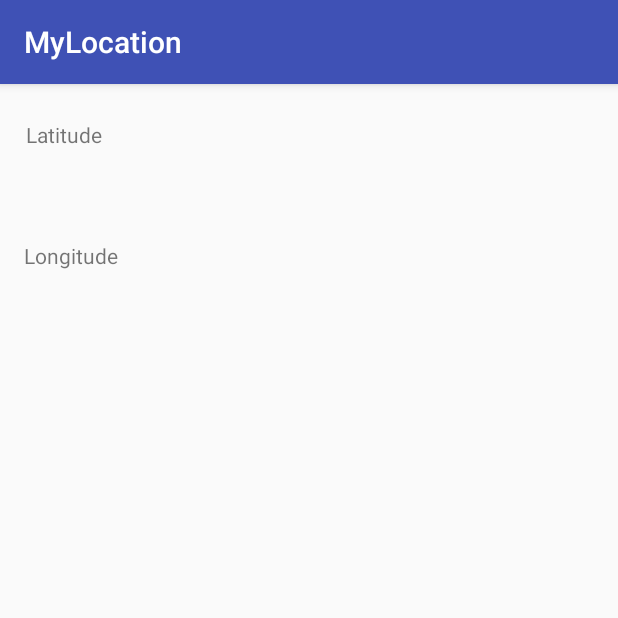
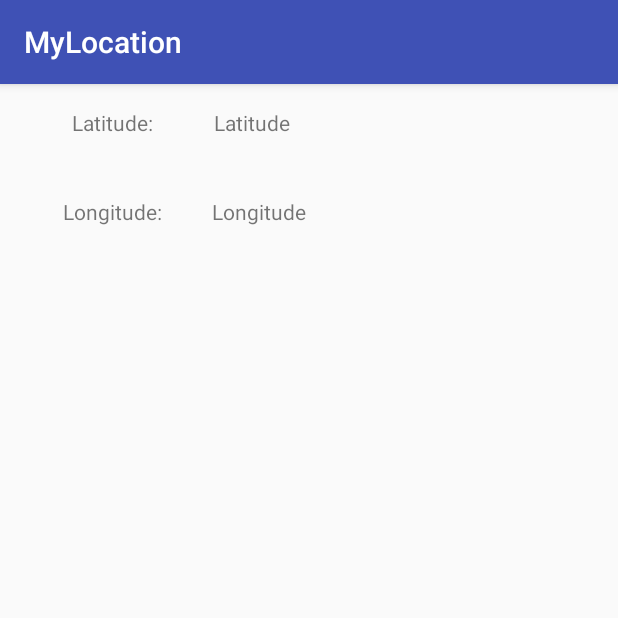
Before and after one commit to MGLabs/MyLocation, an Android app: the screen it shows after launch (MainActivity), on a phone screen of 412 x 824 dp, the top half of it. Run offline under Robolectric (Android 15) with nearby library versions, the phone set to English and light mode, and no system bars.

Commit message:
Added: - comments - DetectedActivtiesIntent activity

```diff
--- a/app/src/main/AndroidManifest.xml
+++ b/app/src/main/AndroidManifest.xml
@@ -21,6 +21,9 @@
         <meta-data
             android:name="com.google.android.geo.API_KEY"
             android:value="AIzaSyDBficb2FJVg36scVysXV4-0IvY_K8yJg0" />
+        <meta-data
+            android:name="com.google.android.gms.version"
+            android:value="@integer/google_play_services_version" />
 
     </application>
 
--- /dev/null
+++ b/app/src/main/java/com/mglabs/mylocation/DetectedActivtiesintentService.java
@@ -0,0 +1,4 @@
+package com.mglabs.mylocation;
+
+public class DetectedActivtiesintentService {
+}
--- a/app/src/main/java/com/mglabs/mylocation/MainActivity.java
+++ b/app/src/main/java/com/mglabs/mylocation/MainActivity.java
@@ -1,9 +1,7 @@
 package com.mglabs.mylocation;
 
-import android.annotation.SuppressLint;
 import android.location.Location;
 import android.support.annotation.NonNull;
-import android.support.annotation.Nullable;
 import android.support.v7.app.AppCompatActivity;
 import android.os.Bundle;
 import android.util.Log;
@@ -18,10 +16,11 @@ import com.google.android.gms.location.LocationServices;
 public class MainActivity extends AppCompatActivity implements GoogleApiClient.ConnectionCallbacks, GoogleApiClient.OnConnectionFailedListener,
         LocationListener {
 
-    private  final String LOG_TAG = "MgTestApp";
+    private  final String LOG_TAG = "MGTestApp";
 
     private TextView txtLatitude;
     private TextView txtLongitude;
+    private Location mLastLocation;
     private GoogleApiClient mGoogleApiClient;
     private LocationRequest mLocationRequest;
 
@@ -30,23 +29,27 @@ public class MainActivity extends AppCompatActivity implements GoogleApiClient.C
         super.onCreate(savedInstanceState);
         setContentView(R.layout.activity_main);
 
-        //GoogleApiClient to talk to Google Services
+        txtLatitude = findViewById(R.id.txtLatitude);
+        txtLongitude = findViewById(R.id.txtLongitude);
+        buildGoogleApiClient();
+    }
+
+    //Custom method to create an instance of the GoogleApiClient to talk to Google Services
+    protected synchronized void buildGoogleApiClient() {
         mGoogleApiClient = new GoogleApiClient.Builder(this)
                 .addApi(LocationServices.API)
                 .addConnectionCallbacks(this)
                 .addOnConnectionFailedListener(this)
                 .build();
-
-        txtLatitude = findViewById(R.id.txtLatitude);
-        txtLongitude = findViewById(R.id.txtLongitude);
-Log.i(LOG_TAG, "onCreate method");
     }
 
     @Override
     protected void onStart() {
         super.onStart();
         //Connect the client
-        mGoogleApiClient.connect();
+        mGoogleApiClient.connect();  //when this is done (successfully), it'll fire the onConnected.
+                                    // Otherwise it'll fire onConnectionFailed. If it did connect but something went wrong,
+                                    //it'll fire onConnectionSuspended
     }
 
     @Override
@@ -60,22 +63,13 @@ Log.i(LOG_TAG, "onCreate method");
 
     @Override
     public void onConnected(Bundle bundle) {
+        //whenever we need continuos updates, we want a LocationRequest
         mLocationRequest = LocationRequest.create();
-        mLocationRequest.setPriority(LocationRequest.PRIORITY_HIGH_ACCURACY);
+        mLocationRequest.setPriority(LocationRequest.PRIORITY_HIGH_ACCURACY);   //ricorda che il manifest sovrascrive questi settings
         mLocationRequest.setInterval(1000);         //update location every second
         Log.i(LOG_TAG, "on CONNECTED method");
 
         LocationServices.FusedLocationApi.requestLocationUpdates(mGoogleApiClient, mLocationRequest, this);
-    }
-
-    @Override
-    public void onLocationChanged(Location location) {
-        //LocationServices.FusedLocationApi.requestLocationUpdates(mGoogleApiClient, mLocationRequest, this);
-        Log.i(LOG_TAG, "on location CHANGED method");
-
-        //txtOutput.setText(location.toString());
-        txtLatitude.setText("Latitude: " + Double.toString((location.getLatitude())));
-        txtLongitude.setText("Longitude: " + Double.toString((location.getLongitude())));
     }
 
     @Override
@@ -85,8 +79,17 @@ Log.i(LOG_TAG, "onCreate method");
 
     @Override
     public void onConnectionFailed(@NonNull ConnectionResult connectionResult) {
-        Log.i(LOG_TAG, "Non si connetteee!");
+        Log.i(LOG_TAG, connectionResult.getErrorMessage());
 
+    }
+
+    @Override
+    public void onLocationChanged(Location location) {
+        Log.i(LOG_TAG, "on location CHANGED method");
+
+        //txtOutput.setText(location.toString());
+        txtLatitude.setText(Double.toString((location.getLatitude())));
+        txtLongitude.setText(Double.toString((location.getLongitude())));
     }
 
 
--- a/app/src/main/res/layout/activity_main.xml
+++ b/app/src/main/res/layout/activity_main.xml
@@ -4,34 +4,46 @@
     xmlns:tools="http://schemas.android.com/tools"
     android:layout_width="match_parent"
     android:layout_height="match_parent"
-    tools:context=".MainActivity">
+    tools:context=".MainActivity"
+    tools:layout_editor_absoluteY="81dp">
 
     <TextView
         android:id="@+id/txtLatitude"
         android:layout_width="wrap_content"
         android:layout_height="wrap_content"
+        android:layout_marginStart="1dp"
+        android:layout_marginTop="16dp"
         android:text="Latitude"
-        app:layout_constraintBottom_toBottomOf="parent"
-        app:layout_constraintEnd_toEndOf="parent"
-        app:layout_constraintHorizontal_bias="0.048"
-        app:layout_constraintLeft_toLeftOf="parent"
-        app:layout_constraintRight_toRightOf="parent"
-        app:layout_constraintStart_toStartOf="parent"
-        app:layout_constraintTop_toTopOf="parent"
-        app:layout_constraintVertical_bias="0.032" />
+        app:layout_constraintStart_toStartOf="@+id/txtLongitude"
+        app:layout_constraintTop_toTopOf="parent" />
 
     <TextView
         android:id="@+id/txtLongitude"
         android:layout_width="wrap_content"
         android:layout_height="wrap_content"
-        android:layout_marginStart="16dp"
+        android:layout_marginStart="33dp"
+        android:layout_marginTop="40dp"
         android:text="Longitude"
-        app:layout_constraintBottom_toBottomOf="parent"
-        app:layout_constraintHorizontal_bias="0.049"
-        app:layout_constraintLeft_toLeftOf="parent"
-        app:layout_constraintRight_toRightOf="parent"
-        app:layout_constraintStart_toStartOf="parent"
-        app:layout_constraintTop_toTopOf="parent"
-        app:layout_constraintVertical_bias="0.14" />
+        app:layout_constraintStart_toEndOf="@+id/LngLabel"
+        app:layout_constraintTop_toBottomOf="@+id/txtLatitude" />
+
+    <TextView
+        android:id="@+id/LatLabel"
+        android:layout_width="wrap_content"
+        android:layout_height="wrap_content"
+        android:layout_marginTop="16dp"
+        android:text="Latitude:"
+        app:layout_constraintEnd_toEndOf="@+id/LngLabel"
+        app:layout_constraintStart_toStartOf="@+id/LngLabel"
+        app:layout_constraintTop_toTopOf="parent" />
+
+    <TextView
+        android:id="@+id/LngLabel"
+        android:layout_width="wrap_content"
+        android:layout_height="wrap_content"
+        android:layout_marginStart="42dp"
+        android:text="Longitude:"
+        app:layout_constraintBaseline_toBaselineOf="@+id/txtLongitude"
+        app:layout_constraintStart_toStartOf="parent" />
 
 </android.support.constraint.ConstraintLayout>
```
